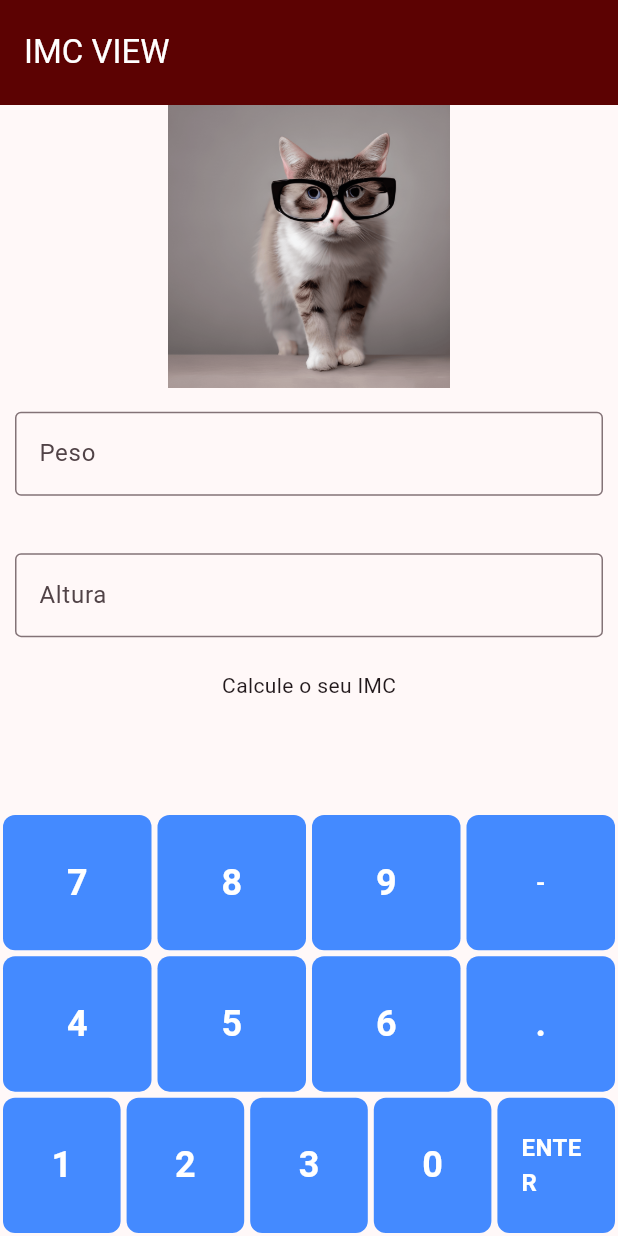
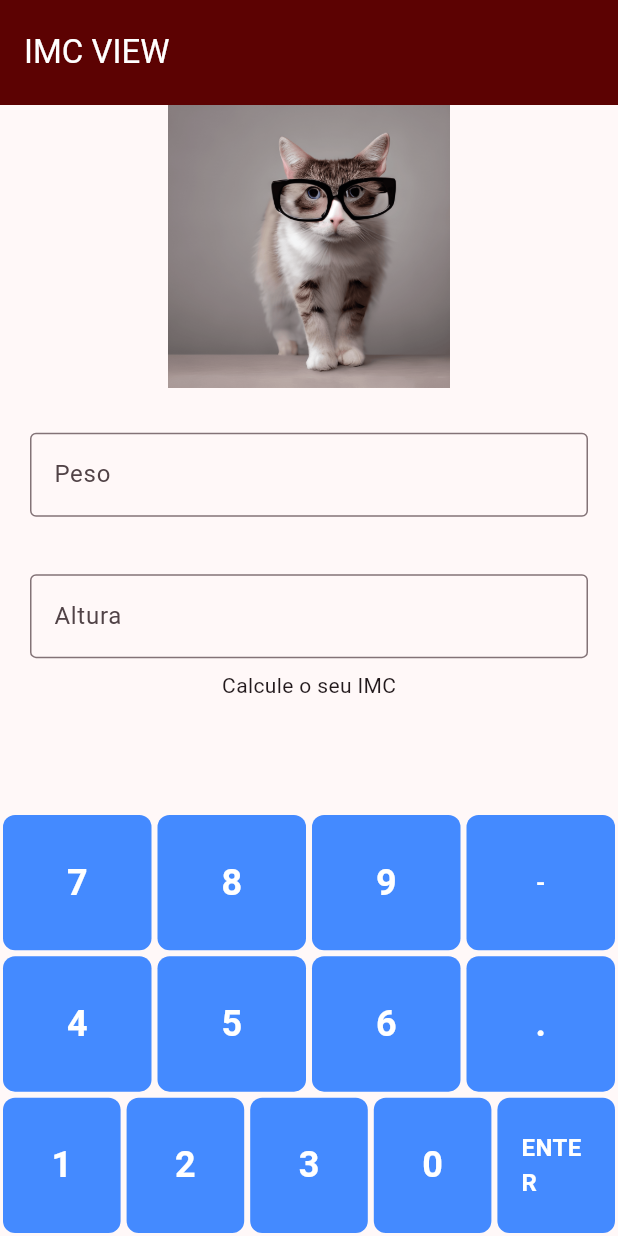
Before and after one commit to selingindev/imc_atividade_fatec_flutter, a Flutter app: the screen it shows after launch, on a phone screen of 412 x 824 dp. Run offline on Flutter 3.47's test engine with Material 3 defaults, Android fonts, the phone set to English and light mode, and no system bars.

Commit message:
input margim

```diff
--- a/lib/src/UI/widgets/input_widget.dart
+++ b/lib/src/UI/widgets/input_widget.dart
@@ -18,13 +18,14 @@ class InputWidget extends StatelessWidget {
       onTap: onTap,
       child: AbsorbPointer(
         child: Container(
-          margin: const EdgeInsets.only(top: 16),
-          padding: const EdgeInsets.symmetric(horizontal: 10.0),
+          margin: const EdgeInsets.only(top: 30),
+          padding: const EdgeInsets.symmetric(horizontal: 20.0),
           child: TextField(
             controller: controller,
             decoration: InputDecoration(
               border: const OutlineInputBorder(),
               labelText: tipoData,
+
             ),
           ),
         ),
```
